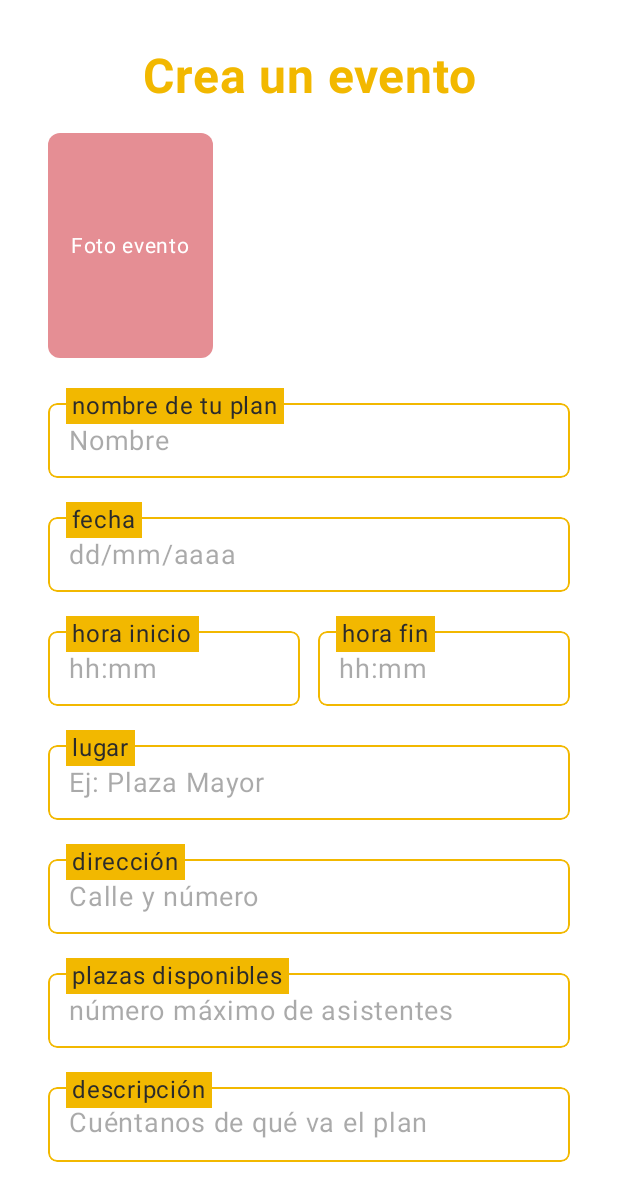
After one commit to carladumit/Planazum, an Android app built with Jetpack Compose: the composable EventCreationScreen shown on its own in the app's theme, on a phone screen of 412 x 824 dp. The commit adds this screen. Shown: the top 1201 px of the screen. Run offline under Robolectric (Android 15) with nearby library versions, the phone set to English and light mode, and no system bars; our stand-ins replace Compose Multiplatform resources; 2 statements that could not run were skipped.

Commit message:
feat: implemented event creation screen Closes #18

```diff
--- a/shared/src/commonMain/kotlin/com/example/planazum/components/InputField.kt
+++ b/shared/src/commonMain/kotlin/com/example/planazum/components/InputField.kt
@@ -5,6 +5,7 @@ import androidx.compose.foundation.border
 import androidx.compose.foundation.clickable
 import androidx.compose.foundation.layout.Box
 import androidx.compose.foundation.layout.Row
+import androidx.compose.foundation.layout.fillMaxHeight
 import androidx.compose.foundation.layout.fillMaxSize
 import androidx.compose.foundation.layout.fillMaxWidth
 import androidx.compose.foundation.layout.height
@@ -18,11 +19,13 @@ import androidx.compose.runtime.Composable
 import androidx.compose.ui.Alignment
 import androidx.compose.ui.Modifier
 import androidx.compose.ui.draw.clip
+import androidx.compose.ui.graphics.Color
 import androidx.compose.ui.graphics.SolidColor
 import androidx.compose.ui.text.TextStyle
 import androidx.compose.ui.text.input.KeyboardType
 import androidx.compose.ui.text.input.PasswordVisualTransformation
 import androidx.compose.ui.text.input.VisualTransformation
+import androidx.compose.ui.unit.Dp
 import androidx.compose.ui.unit.dp
 import androidx.compose.ui.unit.sp
 import com.example.planazum.theme.OnAccent
@@ -37,9 +40,11 @@ fun InputField(
     keyboardType: KeyboardType = KeyboardType.Text,
     password: Boolean = false,
     passwordVisible: Boolean = false,
-    onTogglePassword: (() -> Unit)? = null
+    onTogglePassword: (() -> Unit)? = null,
+    accent: Color = MaterialTheme.colorScheme.primary,
+    multiline: Boolean = false,
+    height: Dp = if (multiline) 130.dp else 60.dp
 ) {
-    val accent = MaterialTheme.colorScheme.primary
     val textColor = MaterialTheme.colorScheme.onSurface
     val shape = RoundedCornerShape(6.dp)
 
@@ -57,13 +62,20 @@ fun InputField(
                 .background(MaterialTheme.colorScheme.surface)
                 .border(1.dp, accent, shape)
                 .padding(horizontal = 14.dp),
-            contentAlignment = Alignment.CenterStart
-        ) {
+            contentAlignment = if (multiline) Alignment.TopStart else Alignment.CenterStart        ) {
             Row(
-                modifier = Modifier.fillMaxWidth(),
-                verticalAlignment = Alignment.CenterVertically
+                modifier = if (multiline) {
+                    Modifier.fillMaxSize().padding(vertical = 12.dp)
+                } else {
+                    Modifier.fillMaxWidth()
+                },
+                verticalAlignment = if (multiline) Alignment.Top else Alignment.CenterVertically
             ) {
-                Box(modifier = Modifier.weight(1f)) {
+                Box(modifier = if (multiline) {
+                    Modifier.weight(1f).fillMaxHeight()
+                } else {
+                    Modifier.weight(1f)
+                }) {
                     if (value.isEmpty()) {
                         Text(
                             text = placeholder,
@@ -74,7 +86,7 @@ fun InputField(
                     BasicTextField(
                         value = value,
                         onValueChange = onValueChange,
-                        singleLine = true,
+                        singleLine = !multiline,
                         textStyle = TextStyle(fontSize = 18.sp, color = textColor),
                         cursorBrush = SolidColor(accent),
                         keyboardOptions = KeyboardOptions(keyboardType = keyboardType),
@@ -83,7 +95,7 @@ fun InputField(
                         } else {
                             VisualTransformation.None
                         },
-                        modifier = Modifier.fillMaxWidth()
+                        modifier =  if (multiline) Modifier.fillMaxSize() else Modifier.fillMaxWidth()
                     )
                 }
 
@@ -100,7 +112,6 @@ fun InputField(
             }
         }
 
-        // Etiqueta resaltada en rosa, superpuesta al borde
         Text(
             text = label,
             fontSize = 16.sp,
--- /dev/null
+++ b/shared/src/commonMain/kotlin/com/example/planazum/screens/EventCreationScreen.kt
@@ -0,0 +1,208 @@
+package com.example.planazum.screens
+
+import androidx.compose.foundation.background
+import androidx.compose.foundation.clickable
+import androidx.compose.foundation.layout.Arrangement
+import androidx.compose.foundation.layout.Box
+import androidx.compose.foundation.layout.Column
+import androidx.compose.foundation.layout.Row
+import androidx.compose.foundation.layout.Spacer
+import androidx.compose.foundation.layout.fillMaxHeight
+import androidx.compose.foundation.layout.fillMaxSize
+import androidx.compose.foundation.layout.fillMaxWidth
+import androidx.compose.foundation.layout.height
+import androidx.compose.foundation.layout.padding
+import androidx.compose.foundation.layout.statusBarsPadding
+import androidx.compose.foundation.layout.width
+import androidx.compose.foundation.rememberScrollState
+import androidx.compose.foundation.shape.RoundedCornerShape
+import androidx.compose.foundation.verticalScroll
+import androidx.compose.material3.MaterialTheme
+import androidx.compose.material3.Text
+import androidx.compose.runtime.Composable
+import androidx.compose.runtime.getValue
+import androidx.compose.runtime.mutableStateOf
+import androidx.compose.runtime.remember
+import androidx.compose.runtime.setValue
+import androidx.compose.ui.Alignment
+import androidx.compose.ui.Modifier
+import androidx.compose.ui.draw.clip
+import androidx.compose.ui.graphics.Color
+import androidx.compose.ui.text.font.FontWeight
+import androidx.compose.ui.text.input.KeyboardType
+import androidx.compose.ui.text.style.TextAlign
+import androidx.compose.ui.tooling.preview.Preview
+import androidx.compose.ui.unit.dp
+import androidx.compose.ui.unit.sp
+import androidx.navigation.NavHostController
+import com.example.planazum.components.GenerateEventCard
+import com.example.planazum.components.InputField
+import com.example.planazum.components.NavBar
+import com.example.planazum.components.ShadowBox
+import com.example.planazum.theme.PlanazumTheme
+
+
+data class EventDraft(
+    val name: String,
+    val date: String,
+    val time: String,
+    val address: String,
+    val place: String,
+    val description: String
+)
+
+@Composable
+fun EventCreationScreen(
+    navController: NavHostController? = null,
+    onCreateClick: (EventDraft) -> Unit = {}
+) {
+    var name by remember { mutableStateOf("") }
+    var date by remember { mutableStateOf("") }
+    var startTime by remember { mutableStateOf("") }
+    var endTime by remember { mutableStateOf("") }
+    var place by remember { mutableStateOf("") }
+    var address by remember { mutableStateOf("") }
+    var capacity by remember { mutableStateOf("") }
+    var description by remember { mutableStateOf("") }
+    var message by remember { mutableStateOf("") }
+
+    val pink = MaterialTheme.colorScheme.primary
+    val yellow = MaterialTheme.colorScheme.secondary
+
+    Column(
+        modifier = Modifier
+            .fillMaxSize()
+            .background(MaterialTheme.colorScheme.background)
+            .padding(32.dp)
+            .statusBarsPadding()
+    ) {
+        Text(
+            text = "Crea un evento",
+            fontSize = 32.sp,
+            fontWeight = FontWeight.Bold,
+            color = yellow,
+            modifier = Modifier.fillMaxWidth(),
+            textAlign = TextAlign.Center
+        )
+
+        Column(
+            modifier = Modifier
+                .fillMaxWidth()
+                .padding(top = 18.dp)
+                .verticalScroll(rememberScrollState())
+        ) {
+            // PREVIEW DE LA CARD
+            // GenerateEventCard()
+            Row(modifier = Modifier.fillMaxWidth().height(150.dp)) {
+                Box(
+                    modifier = Modifier
+                        .width(110.dp)
+                        .fillMaxHeight()
+                        .clip(RoundedCornerShape(8.dp))
+                        .background(pink),
+                    //.clickable(onClick = onPickPhoto),
+                    contentAlignment = Alignment.Center
+                ) {
+                    Text(text = "Foto evento", fontSize = 14.sp, color = Color.White)
+                }
+            }
+
+            Spacer(Modifier.height(20.dp))
+
+            InputField(
+                value = name, onValueChange = { name = it },
+                label = "nombre de tu plan", placeholder = "Nombre",
+                accent = yellow
+            )
+            Spacer(Modifier.height(16.dp))
+            InputField(
+                value = date, onValueChange = { date = it },
+                label = "fecha", placeholder = "dd/mm/aaaa",
+                keyboardType = KeyboardType.Number, accent = yellow
+            )
+            Spacer(Modifier.height(16.dp))
+            Row(horizontalArrangement = Arrangement.spacedBy(12.dp)) {
+                InputField(
+                    value = startTime, onValueChange = {},
+                    label = "hora inicio", placeholder = "hh:mm",
+                    //accent = yellow, onClick = { showStartPicker = true },
+                    keyboardType = KeyboardType.Number, accent = yellow,
+                    modifier = Modifier.weight(1f)
+                )
+                InputField(
+                    value = endTime, onValueChange = {},
+                    label = "hora fin", placeholder = "hh:mm",
+                    //accent = yellow, onClick = { showEndPicker = true },
+                    keyboardType = KeyboardType.Number, accent = yellow,
+                    modifier = Modifier.weight(1f)
+                )
+            }
+            Spacer(Modifier.height(16.dp))
+            InputField(
+                value = place, onValueChange = { place = it },
+                label = "lugar", placeholder = "Ej: Plaza Mayor",
+                accent = yellow
+            )
+            Spacer(Modifier.height(16.dp))
+            InputField(
+                value = address, onValueChange = { address = it },
+                label = "dirección", placeholder = "Calle y número",
+                accent = yellow
+            )
+            Spacer(Modifier.height(16.dp))
+            InputField(
+                value = capacity, onValueChange = { capacity = it },
+                label = "plazas disponibles", placeholder = "número máximo de asistentes",
+                accent = yellow
+            )
+            Spacer(Modifier.height(16.dp))
+            InputField(
+                value = description, onValueChange = { description = it },
+                label = "descripción", placeholder = "Cuéntanos de qué va el plan",
+                accent = yellow, multiline = true
+            )
+
+            Spacer(Modifier.height(28.dp))
+
+            ShadowBox(
+                modifier = Modifier
+                    .align(Alignment.CenterHorizontally)
+                    .clickable {
+                        if (name.isBlank() || date.isBlank() || startTime.isBlank() || place.isBlank()) {
+                            message = "Indica al menos nombre, fecha, hora de inicio y lugar."
+                        } else {
+                            message = ""
+                            onCreateClick(EventDraft(name, date, startTime, address, place, description))
+                        }
+                    }
+            ) {
+                Text(
+                    text = "Crear evento",
+                    fontSize = 22.sp,
+                    fontWeight = FontWeight.Medium,
+                    color = Color.White,
+                    modifier = Modifier.padding(horizontal = 32.dp, vertical = 12.dp)
+                )
+            }
+
+            if (message.isNotEmpty()) {
+                Spacer(Modifier.height(12.dp))
+                Text(
+                    text = message,
+                    fontSize = 14.sp,
+                    color = pink,
+                    modifier = Modifier.align(Alignment.CenterHorizontally)
+                )
+            }
+            Spacer(Modifier.height(24.dp))
+        }
+        NavBar(navController)
+    }
+}
+
+
+@Preview(showBackground = true)
+@Composable
+fun EventCreationScreenPreview() {
+    PlanazumTheme(darkTheme = false) { EventCreationScreen() }
+}
```
